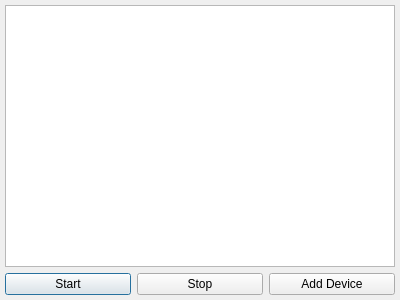
Old version of the form src/Gui/DeviceScanWindow/DeviceScanWindow.ui in the repository p4ddy1/desk_control.
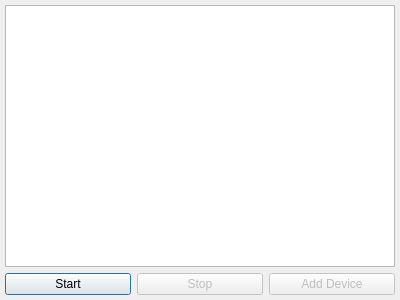
New version of the form.

Commit message: Add device scan

```diff
--- a/src/Gui/DeviceScanWindow/DeviceScanWindow.ui
+++ b/src/Gui/DeviceScanWindow/DeviceScanWindow.ui
@@ -42,6 +42,9 @@
        </item>
        <item>
         <widget class="QPushButton" name="stopButton">
+         <property name="enabled">
+          <bool>false</bool>
+         </property>
          <property name="text">
           <string>Stop</string>
          </property>
@@ -49,6 +52,9 @@
        </item>
        <item>
         <widget class="QPushButton" name="addButton">
+         <property name="enabled">
+          <bool>false</bool>
+         </property>
          <property name="text">
           <string>Add Device</string>
          </property>
```
The commit also changes 11 other files.
